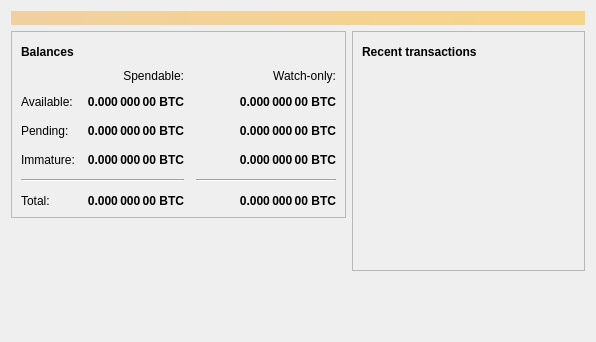
LIMXTEC/BitSend, file src/qt/forms/overviewpage.ui: the form before one commit.
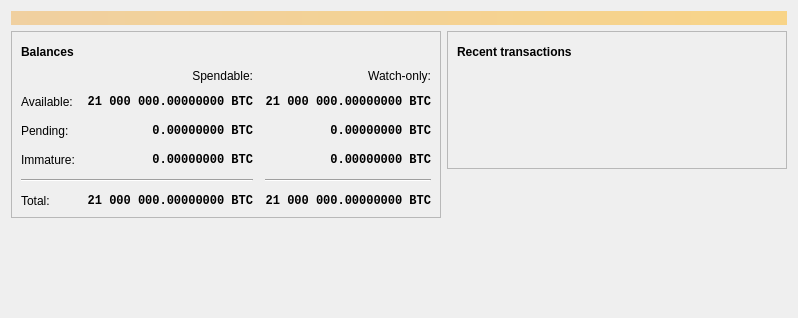
The form after the commit. Icons and pictures are not drawn. Custom widgets are drawn as their Qt base class.

The edit to the form file:
```diff
--- a/src/qt/forms/overviewpage.ui
+++ b/src/qt/forms/overviewpage.ui
@@ -6,8 +6,8 @@
    <rect>
     <x>0</x>
     <y>0</y>
-    <width>596</width>
-    <height>342</height>
+    <width>798</width>
+    <height>318</height>
    </rect>
   </property>
   <property name="windowTitle">
@@ -118,6 +118,7 @@
              <widget class="QLabel" name="labelWatchPending">
               <property name="font">
                <font>
+                <family>Monospace</family>
                 <weight>75</weight>
                 <bold>true</bold>
                </font>
@@ -129,7 +130,7 @@
                <string>Unconfirmed transactions to watch-only addresses</string>
               </property>
               <property name="text">
-               <string notr="true">0.000 000 00 BTC</string>
+               <string notr="true">0.00000000 BTC</string>
               </property>
               <property name="alignment">
                <set>Qt::AlignRight|Qt::AlignTrailing|Qt::AlignVCenter</set>
@@ -143,6 +144,7 @@
              <widget class="QLabel" name="labelUnconfirmed">
               <property name="font">
                <font>
+                <family>Monospace</family>
                 <weight>75</weight>
                 <bold>true</bold>
                </font>
@@ -154,7 +156,7 @@
                <string>Total of transactions that have yet to be confirmed, and do not yet count toward the spendable balance</string>
               </property>
               <property name="text">
-               <string notr="true">0.000 000 00 BTC</string>
+               <string notr="true">0.00000000 BTC</string>
               </property>
               <property name="alignment">
                <set>Qt::AlignRight|Qt::AlignTrailing|Qt::AlignVCenter</set>
@@ -168,6 +170,7 @@
              <widget class="QLabel" name="labelWatchImmature">
               <property name="font">
                <font>
+                <family>Monospace</family>
                 <weight>75</weight>
                 <bold>true</bold>
                </font>
@@ -179,7 +182,7 @@
                <string>Mined balance in watch-only addresses that has not yet matured</string>
               </property>
               <property name="text">
-               <string notr="true">0.000 000 00 BTC</string>
+               <string notr="true">0.00000000 BTC</string>
               </property>
               <property name="alignment">
                <set>Qt::AlignRight|Qt::AlignTrailing|Qt::AlignVCenter</set>
@@ -226,6 +229,7 @@
              <widget class="QLabel" name="labelImmature">
               <property name="font">
                <font>
+                <family>Monospace</family>
                 <weight>75</weight>
                 <bold>true</bold>
                </font>
@@ -237,7 +241,7 @@
                <string>Mined balance that has not yet matured</string>
               </property>
               <property name="text">
-               <string notr="true">0.000 000 00 BTC</string>
+               <string notr="true">0.00000000 BTC</string>
               </property>
               <property name="alignment">
                <set>Qt::AlignRight|Qt::AlignTrailing|Qt::AlignVCenter</set>
@@ -271,6 +275,7 @@
              <widget class="QLabel" name="labelTotal">
               <property name="font">
                <font>
+                <family>Monospace</family>
                 <weight>75</weight>
                 <bold>true</bold>
                </font>
@@ -282,7 +287,7 @@
                <string>Your current total balance</string>
               </property>
               <property name="text">
-               <string notr="true">0.000 000 00 BTC</string>
+               <string notr="true">21 000 000.00000000 BTC</string>
               </property>
               <property name="alignment">
                <set>Qt::AlignRight|Qt::AlignTrailing|Qt::AlignVCenter</set>
@@ -296,6 +301,7 @@
              <widget class="QLabel" name="labelWatchTotal">
               <property name="font">
                <font>
+                <family>Monospace</family>
                 <weight>75</weight>
                 <bold>true</bold>
                </font>
@@ -307,7 +313,7 @@
                <string>Current total balance in watch-only addresses</string>
               </property>
               <property name="text">
-               <string notr="true">0.000 000 00 BTC</string>
+               <string notr="true">21 000 000.00000000 BTC</string>
               </property>
               <property name="alignment">
                <set>Qt::AlignRight|Qt::AlignTrailing|Qt::AlignVCenter</set>
@@ -338,6 +344,7 @@
              <widget class="QLabel" name="labelBalance">
               <property name="font">
                <font>
+                <family>Monospace</family>
                 <weight>75</weight>
                 <bold>true</bold>
                </font>
@@ -349,7 +356,7 @@
                <string>Your current spendable balance</string>
               </property>
               <property name="text">
-               <string notr="true">0.000 000 00 BTC</string>
+               <string notr="true">21 000 000.00000000 BTC</string>
               </property>
               <property name="alignment">
                <set>Qt::AlignRight|Qt::AlignTrailing|Qt::AlignVCenter</set>
@@ -363,6 +370,7 @@
              <widget class="QLabel" name="labelWatchAvailable">
               <property name="font">
                <font>
+                <family>Monospace</family>
                 <weight>75</weight>
                 <bold>true</bold>
                </font>
@@ -374,7 +382,7 @@
                <string>Your current balance in watch-only addresses</string>
               </property>
               <property name="text">
-               <string notr="true">0.000 000 00 BTC</string>
+               <string notr="true">21 000 000.00000000 BTC</string>
               </property>
               <property name="alignment">
                <set>Qt::AlignRight|Qt::AlignTrailing|Qt::AlignVCenter</set>
@@ -509,6 +517,9 @@
             <property name="horizontalScrollBarPolicy">
              <enum>Qt::ScrollBarAlwaysOff</enum>
             </property>
+            <property name="sizeAdjustPolicy">
+             <enum>QAbstractScrollArea::AdjustToContents</enum>
+            </property>
             <property name="selectionMode">
              <enum>QAbstractItemView::NoSelection</enum>
             </property>
@@ -536,6 +547,13 @@
    </item>
   </layout>
  </widget>
+ <customwidgets>
+  <customwidget>
+   <class>TransactionOverviewWidget</class>
+   <extends>QListView</extends>
+   <header>qt/transactionoverviewwidget.h</header>
+  </customwidget>
+ </customwidgets>
  <resources/>
  <connections/>
 </ui>
```
Left out of the diff: 9 changed lines with no effect on the pictures.
